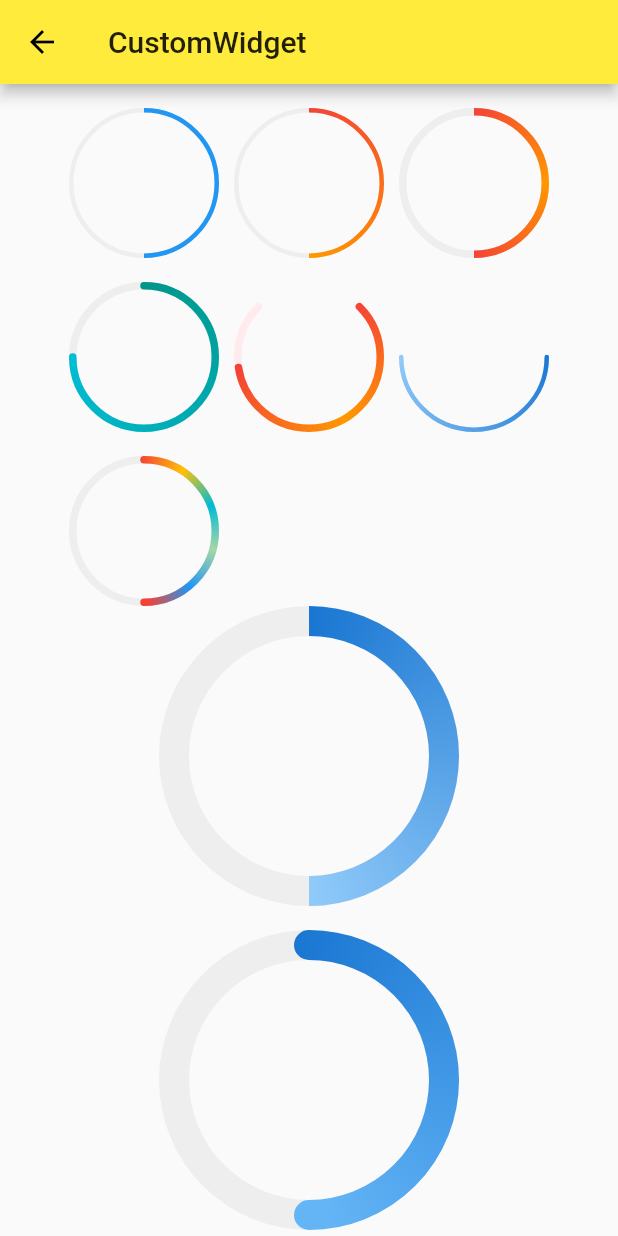
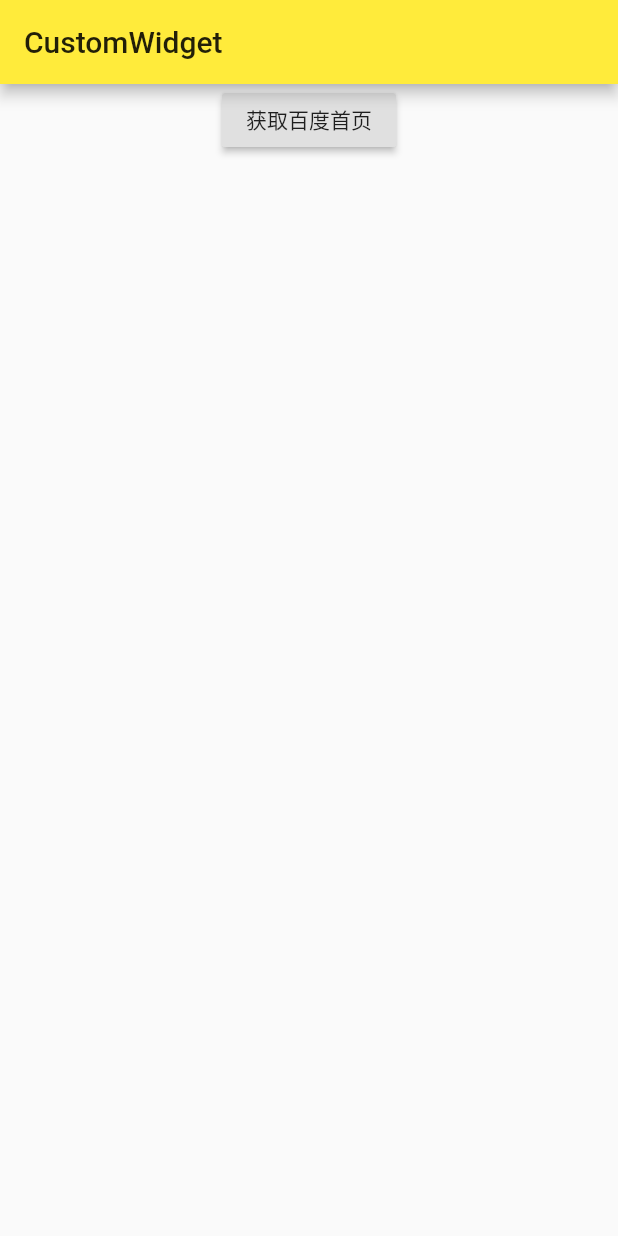
Before and after one commit to Zellerpooh/flutter_basic, a Flutter app: the screen it shows after launch, on a phone screen of 412 x 824 dp. Run offline on Flutter 3.47's test engine with Material 2 defaults, Android fonts, the phone set to English and light mode, and no system bars; our stand-ins replace dio.

Commit message:
complete learning network

```diff
--- a/lib/main.dart
+++ b/lib/main.dart
@@ -14,6 +14,8 @@ import 'demo/layout_demo.dart';
 import 'demo/listview_demo.dart';
 import 'demo/navigator_demo.dart';
 import 'demo/material_components.dart';
+import 'network/file_operation.dart';
+import 'network/http_demo.dart';
 import 'widget/switch_demo.dart';
 
 void main() => runApp(MyApp());
@@ -24,9 +26,9 @@ class MyApp extends StatelessWidget {
   Widget build(BuildContext context) {
     return MaterialApp(
       debugShowCheckedModeBanner: false,
-      initialRoute: '/gradient_circular',
+      initialRoute: '/http_test',
       routes: {
-        '/': (context) => Home(),
+        '/home': (context) => Home(),
         '/about': (context) => Page(title: 'About'),
         '/form': (context) => FormDemo(),
         '/mdc': (context) => MaterialComponents(),
@@ -38,7 +40,9 @@ class MyApp extends StatelessWidget {
         '/animation': (context) => AnimationDemo(),
         '/custom': (context) => CustomWidgetDemo(),
         '/custom_paint': (context) => CustomPaintDemo(),
-        '/gradient_circular':(context)=>GradientCircularProgressDemo(),
+        '/gradient_circular': (context) => GradientCircularProgressDemo(),
+        '/file_operation': (context) => FileOperationRoute(),
+        '/http_test': (context) => HttpTestDemo(),
       },
       theme: ThemeData(
           primarySwatch: Colors.yellow,
--- /dev/null
+++ b/lib/network/http_demo.dart
@@ -0,0 +1,72 @@
+import 'dart:io';
+import 'dart:convert';
+import 'package:flutter/material.dart';
+
+class HttpTestDemo extends StatelessWidget {
+  @override
+  Widget build(BuildContext context) {
+    return Scaffold(
+      appBar: AppBar(
+        title: Text('CustomWidget'),
+      ),
+      body: HttpTestRoute(),
+    );
+  }
+}
+
+
+class HttpTestRoute extends StatefulWidget {
+  @override
+  _HttpTestRouteState createState() => _HttpTestRouteState();
+}
+
+class _HttpTestRouteState extends State<HttpTestRoute> {
+  bool _loading = false;
+  String _text = "";
+
+  @override
+  Widget build(BuildContext context) {
+    return ConstrainedBox(
+      constraints: BoxConstraints.expand(),
+      child: SingleChildScrollView(
+        child: Column(
+          children: <Widget>[
+            RaisedButton(
+              child: Text("获取百度首页"),
+              onPressed: _loading
+                  ? null
+                  : () async {
+                      setState(() {
+                        _loading = true;
+                        _text = "正在请求";
+                      });
+                      try {
+                        HttpClient httpClient = new HttpClient();
+                        HttpClientRequest request = await httpClient
+                            .getUrl(Uri.parse("https://www.baidu.com"));
+                        request.headers.add("user-agent",
+                            "Mozilla/5.0 (iPhone; CPU iPhone OS 10_3_1 like Mac OS X) AppleWebKit/603.1.30 (KHTML, like Gecko) Version/10.0 Mobile/14E304 Safari/602.1");
+                        HttpClientResponse response = await request.close();
+                        _text = await response.transform(utf8.decoder).join();
+                        print(response.headers);
+
+                        httpClient.close();
+                      } catch (e) {
+                        _text = "请求失败：$e";
+                      } finally {
+                        setState(() {
+                          _loading = false;
+                        });
+                      }
+                    },
+            ),
+            Container(
+              width: MediaQuery.of(context).size.width-50.0,
+              child: Text(_text.replaceAll(new RegExp(r"\s"), "")),
+            ),
+          ],
+        ),
+      ),
+    );
+  }
+}
--- a/pubspec.yaml
+++ b/pubspec.yaml
@@ -22,7 +22,10 @@ dependencies:
 
   # The following adds the Cupertino Icons font to your application.
   # Use with the CupertinoIcons class for iOS style icons.
+  # https://pub.dev/
   cupertino_icons: ^0.1.2
+  path_provider: ^0.4.1
+  dio: ^2.1.12
 
 dev_dependencies:
   flutter_test:
```
Also changed, not shown: lib/network/dio_demo.dart (added, +82 -0 lines), lib/network/file_operation.dart (added, +66 -0 lines), pubspec.lock.
